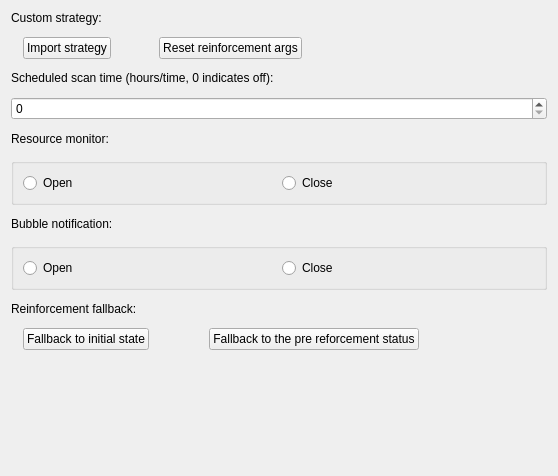
Above: plugins/gui/br/br-setting-page.ui from openeuler-mirror/ks-ssr before the change. Below: the same form after it.
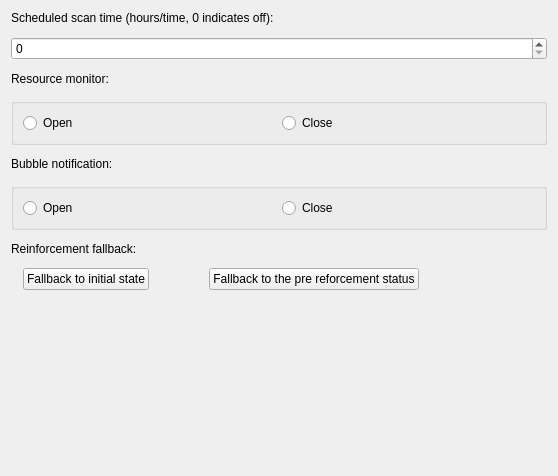
That is the form after the change.

```diff
--- a/plugins/gui/br/br-setting-page.ui
+++ b/plugins/gui/br/br-setting-page.ui
@@ -17,63 +17,6 @@
    <property name="spacing">
     <number>12</number>
    </property>
-   <item>
-    <layout class="QVBoxLayout" name="verticalLayout">
-     <item>
-      <widget class="QLabel" name="label">
-       <property name="text">
-        <string>Custom strategy:</string>
-       </property>
-      </widget>
-     </item>
-     <item>
-      <layout class="QHBoxLayout" name="horizontalLayout">
-       <property name="spacing">
-        <number>48</number>
-       </property>
-       <property name="leftMargin">
-        <number>12</number>
-       </property>
-       <item>
-        <widget class="QPushButton" name="m_importStrategy">
-         <property name="cursor">
-          <cursorShape>PointingHandCursor</cursorShape>
-         </property>
-         <property name="text">
-          <string>Import strategy</string>
-         </property>
-         <property name="autoExclusive">
-          <bool>false</bool>
-         </property>
-        </widget>
-       </item>
-       <item>
-        <widget class="QPushButton" name="m_resetAllArgs">
-         <property name="cursor">
-          <cursorShape>PointingHandCursor</cursorShape>
-         </property>
-         <property name="text">
-          <string>Reset reinforcement args</string>
-         </property>
-        </widget>
-       </item>
-       <item>
-        <spacer name="horizontalSpacer">
-         <property name="orientation">
-          <enum>Qt::Horizontal</enum>
-         </property>
-         <property name="sizeHint" stdset="0">
-          <size>
-           <width>40</width>
-           <height>20</height>
-          </size>
-         </property>
-        </spacer>
-       </item>
-      </layout>
-     </item>
-    </layout>
-   </item>
    <item>
     <layout class="QVBoxLayout" name="verticalLayout_2">
      <item>
```
